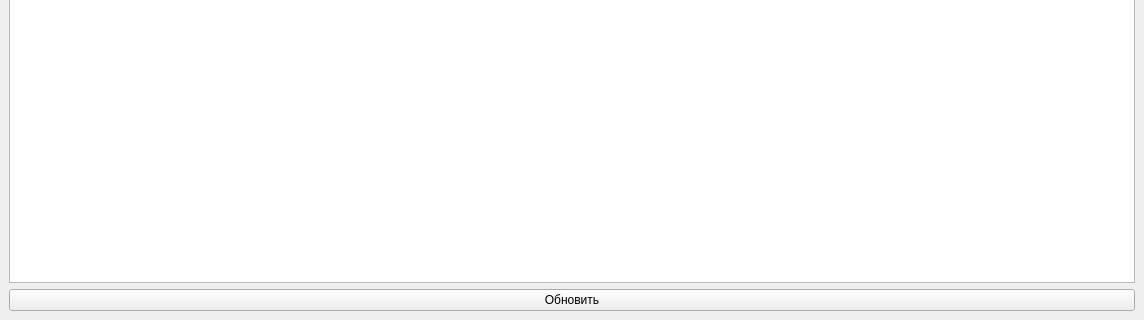
Old version of the form main.ui in the repository IvanZasukhin/coffee; both pictures show x 0 to 1144 and y 303 to 623 of the 1144 by 623 pixel window.
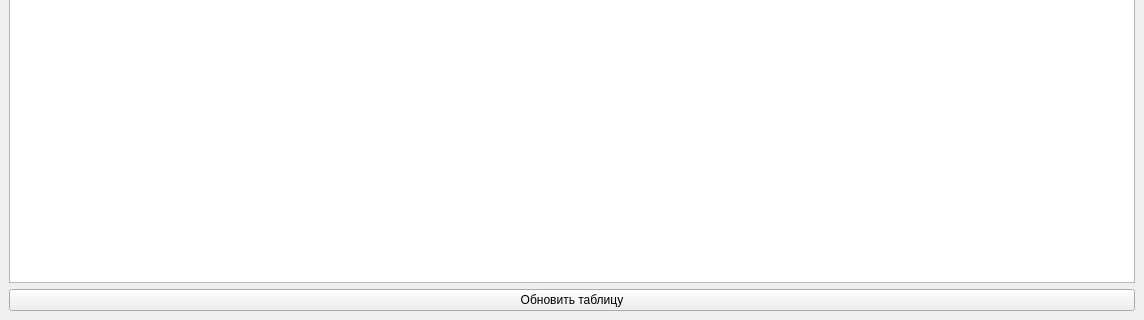
New version of the form.

What changed in the file:
```diff
--- a/main.ui
+++ b/main.ui
@@ -21,7 +21,7 @@
     <item>
      <widget class="QPushButton" name="pushButton">
       <property name="text">
-       <string>Обновить</string>
+       <string>Обновить таблицу</string>
       </property>
      </widget>
     </item>
```
